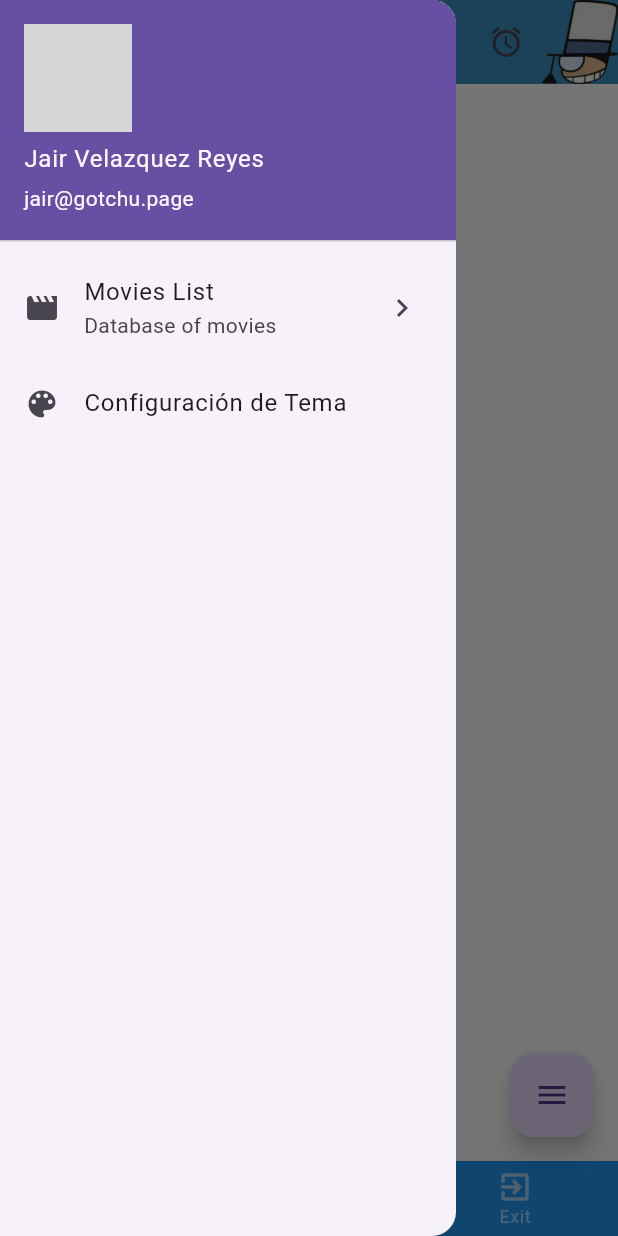
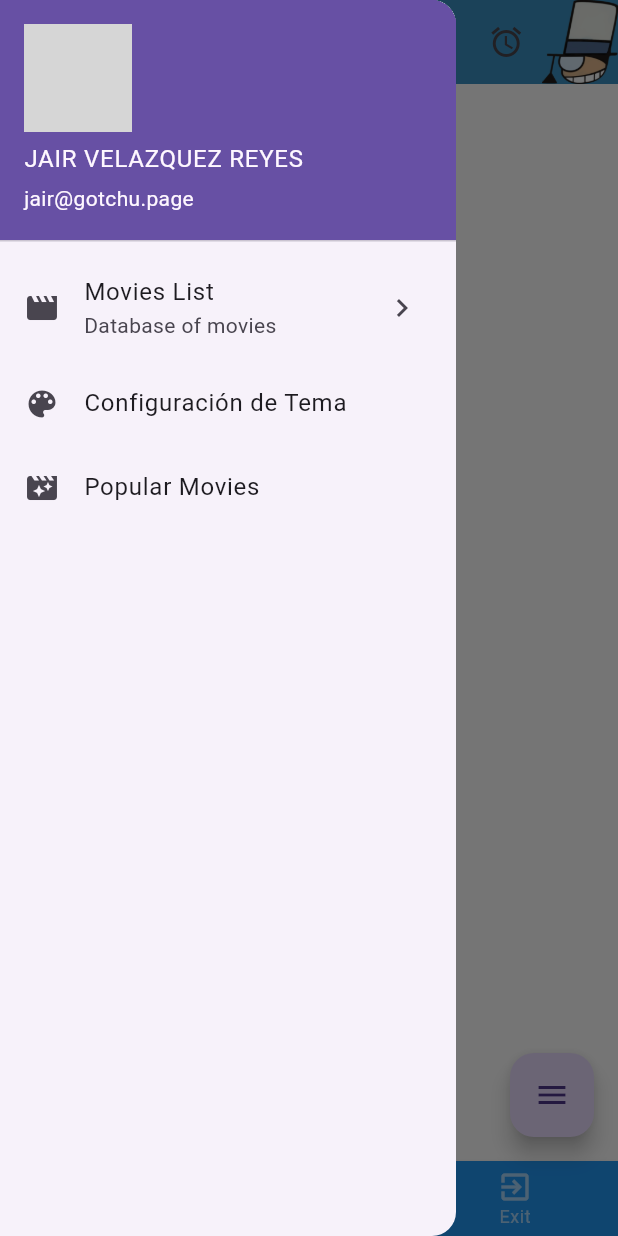
Before and after one commit to jairvelaz54/movilesApp, a Flutter app: the HomeScreen screen opened by its route, with the side drawer open, on a phone screen of 412 x 824 dp. Run offline on Flutter 3.47's test engine with Material 3 defaults, Android fonts, the phone set to English and light mode, and no system bars; drawn by our look-alikes of convex_bottom_bar, flutter_expandable_fab; our stand-ins replace dio, image_picker, introduction_screen, lottie, permission_handler, quickalert and 2 more; missing offline and left inert: wolt_modal_sheet; accounts and stored records are empty; network calls fail; grey boxes are pictures that could not be loaded.

Commit message:
clase del viernes 10 de octubre

```diff
--- a/lib/models/popular_moviedao.dart
+++ b/lib/models/popular_moviedao.dart
@@ -8,7 +8,7 @@ class PopularMoviedaoDart {
   String overview;
   double popularity;
   String posterPath;
-  DateTime releaseDate;
+  String releaseDate;
   String title;
   double voteAverage;
   int voteCount;
@@ -36,7 +36,7 @@ class PopularMoviedaoDart {
       overview: popular['overview'],
       popularity: popular['popularity'],
       posterPath: popular['poster_path'],
-      releaseDate: DateTime.parse(popular['release_date']),
+      releaseDate: popular['release_date'],
       title: popular['title'],
       voteAverage: popular['vote_average'],
       voteCount: popular['vote_count']
--- a/lib/network/popular_api.dart
+++ b/lib/network/popular_api.dart
@@ -1,10 +1,12 @@
 import 'package:dio/dio.dart';
+import 'package:pmsn2024b/models/popular_moviedao.dart';
 
 class PopularApi {
       final dio= Dio();
-  void getPopularMovies() async{
-    final response = await dio.get('https://api.themoviedb.org/3/movie/popular?api_key=<YOUR_API_KEY>&language=es-MX&page=1');
-    final res= response.data;
+  Future<List<PopularMoviedaoDart>> getPopularMovies() async{
+    final response = await dio.get('https://api.themoviedb.org/3/movie/popular?api_key=5019e68de7bc112f4e4337a500b96c56&language=es-MX&page=1');
+    final res= response.data['results'] as List;
+    return res.map((popular)=> PopularMoviedaoDart.fromMap(popular)).toList();
 
   }
 }
--- /dev/null
+++ b/lib/provider/test_provider.dart
@@ -0,0 +1,67 @@
+import 'package:flutter/material.dart';
+
+class TestProvider extends ChangeNotifier{
+
+String _name='JAIR VELAZQUEZ REYES';
+
+String get name => _name;
+set name(String value){
+  _name=value;
+  notifyListeners();
+}
+
+
+
+
+
+
+
+
+
+
+
+
+
+
+
+
+
+
+
+
+
+
+
+
+
+
+
+
+
+
+
+
+
+
+
+
+
+
+
+
+
+
+
+
+
+
+
+
+
+
+
+
+
+
+
+}
--- a/lib/screens/home_screen.dart
+++ b/lib/screens/home_screen.dart
@@ -7,6 +7,9 @@ import 'package:pmsn2024b/screens/profile_screen.dart';
 import 'package:pmsn2024b/settings/colors_settings.dart';
 import 'package:pmsn2024b/settings/global_values.dart';
 import 'package:pmsn2024b/settings/theme_settings.dart';
+import 'package:provider/provider.dart';
+
+import '../provider/test_provider.dart';
 
 class HomeScreen extends StatefulWidget {
   const HomeScreen({super.key});
@@ -21,6 +24,7 @@ class _HomeScreenState extends State<HomeScreen> {
 
   @override
   Widget build(BuildContext context) {
+    final testProvider = Provider.of<TestProvider>(context);
     return Scaffold(
       appBar: AppBar(
         backgroundColor: ColorsSettings.navColor,
@@ -50,7 +54,7 @@ class _HomeScreenState extends State<HomeScreen> {
           }
         },
       ),
-      drawer: myDrawer(),
+      drawer: myDrawer(testProvider),
       bottomNavigationBar: ConvexAppBar(
         items: [
           TabItem(icon: Icons.home, title: 'Home'),
@@ -81,16 +85,16 @@ class _HomeScreenState extends State<HomeScreen> {
     );
   }
 
-  Widget myDrawer() {
+  Widget myDrawer(TestProvider testProvider) {
     return Drawer(
       child: ListView(
         children: [
-          const UserAccountsDrawerHeader(
+           UserAccountsDrawerHeader(
             currentAccountPicture: CircleAvatar(
               backgroundImage: NetworkImage(
                   "https://th.bing.com/th/id/R.d8f30f8c7f238ac844fd924dab66cc21?rik=%2bkLdjBuwc8kcXw&pid=ImgRaw&r=0"),
             ),
-            accountName: Text('Jair Velazquez Reyes'),
+            accountName: Text(testProvider.name),
             accountEmail: Text('jair@gotchu.page'),
           ),
           ListTile(
@@ -107,6 +111,13 @@ class _HomeScreenState extends State<HomeScreen> {
               Navigator.pushNamed(context, '/theme');
             },
           ),
+          ListTile(
+            title: const Text('Popular Movies'),
+            leading: const Icon(Icons.movie_filter_sharp),
+            onTap: () {
+              Navigator.pushNamed(context, '/popularMovies');
+            },
+          ),
         ],
       ),
     );
--- a/pubspec.yaml
+++ b/pubspec.yaml
@@ -49,6 +49,7 @@ dependencies:
   shared_preferences: ^2.3.2
   lottie: ^3.1.2
   dio: ^5.7.0
+  provider: ^6.1.2
 
 dev_dependencies:
   flutter_test:
```
Also changed, not shown: lib/main.dart (+10 -1 lines), lib/screens/detail_popular_screen.dart (added, +33 -0 lines), lib/screens/popular_screen.dart (added, +85 -0 lines), pubspec.lock.
